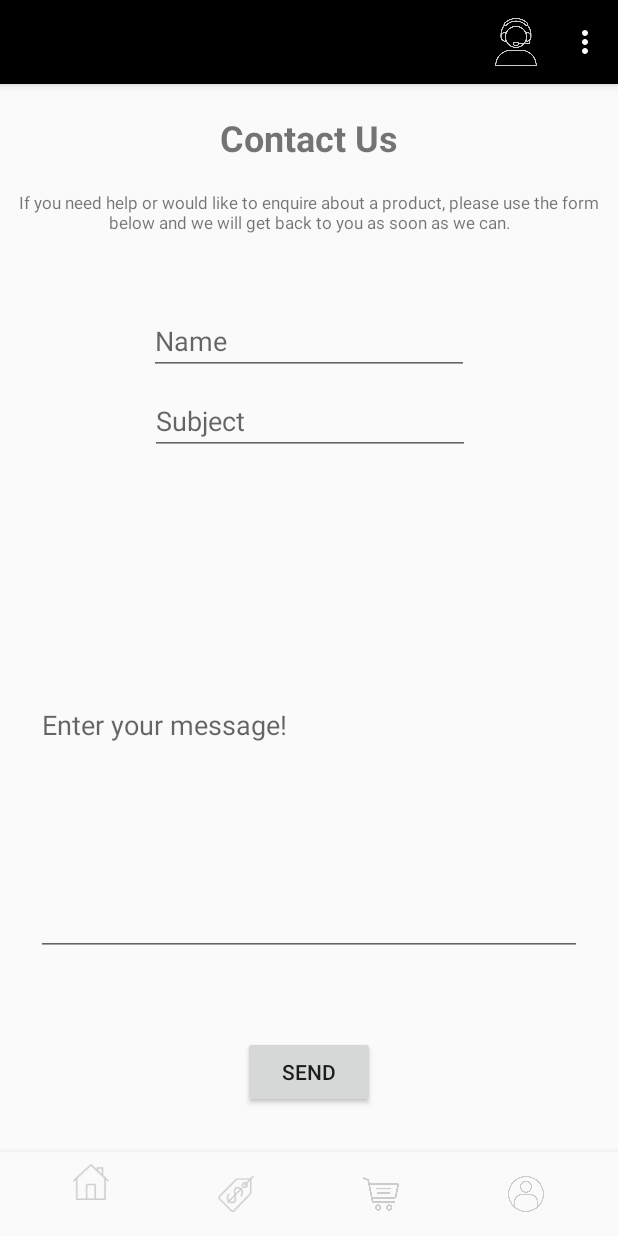
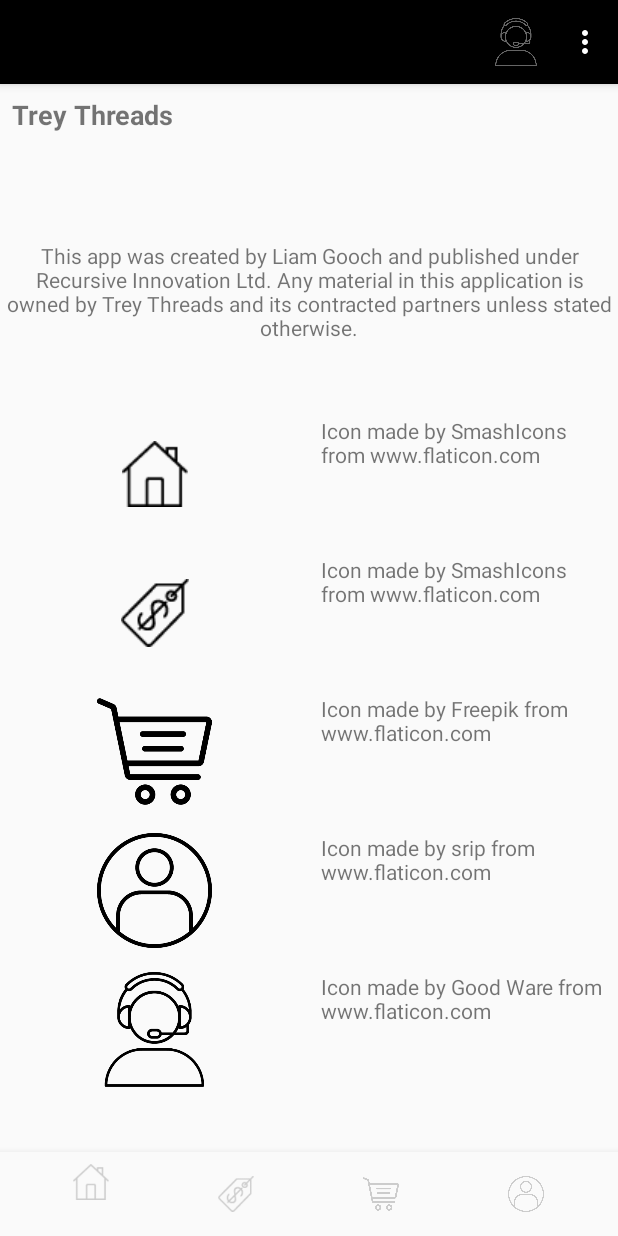
Before and after one commit to Goochy12/TreyThreadsAndroidNativeBNav, an Android app: the screen it shows after launch (Home), in the options menu, after a tap on "About", on a phone screen of 412 x 824 dp. Run offline under Robolectric (Android 15) with nearby library versions, the phone set to English and light mode, and no system bars; our stand-ins replace Firebase (no records; nobody signed in at launch, a user with empty details on screens opened directly), Picasso, Room's generated code; pictures from the network do not load.

Commit message:
added about fragment

```diff
--- a/app/src/main/java/au/com/scroogetech/treythreadsandroidnativebnav/Home.java
+++ b/app/src/main/java/au/com/scroogetech/treythreadsandroidnativebnav/Home.java
@@ -14,6 +14,7 @@
 import android.view.MenuInflater;
 import android.view.MenuItem;
 
+import au.com.scroogetech.treythreadsandroidnativebnav.fragments.AboutFragment;
 import au.com.scroogetech.treythreadsandroidnativebnav.fragments.CartFragment;
 import au.com.scroogetech.treythreadsandroidnativebnav.fragments.AccountFragment;
 import au.com.scroogetech.treythreadsandroidnativebnav.fragments.ContactFragment;
@@ -38,6 +39,8 @@
     private Fragment cartFrag = new CartFragment();
     private Fragment accountFrag = new AccountFragment();
     private Fragment contactFrag = new ContactFragment();
+    private Fragment aboutFrag = new AboutFragment();
+//    private Fragment settingsFrag = new SettingsFragment();
     private Fragment active;
 
 
@@ -169,6 +172,7 @@
             fragMan.beginTransaction().add(R.id.fragmentLayout, cartFrag).hide(cartFrag).commit();
             fragMan.beginTransaction().add(R.id.fragmentLayout, accountFrag).hide(accountFrag).commit();
             fragMan.beginTransaction().add(R.id.fragmentLayout, contactFrag).hide(contactFrag).commit();
+            fragMan.beginTransaction().add(R.id.fragmentLayout, aboutFrag).hide(aboutFrag).commit();
 
 
 //        }else {
@@ -209,8 +213,18 @@
 
                 return true;
             case R.id.navigation_settings:
+
                 return true;
             case R.id.navigation_about:
+                contactItem.setIcon(R.drawable.contact_clicked);
+                accountItem.setIcon(R.drawable.user_default);
+                homeItem.setIcon(R.drawable.homedefault);
+                storeItem.setIcon(R.drawable.storedefault);
+                cartItem.setIcon(R.drawable.cartdefault);
+
+                //load about fragment
+                fragMan.beginTransaction().hide(active).show(aboutFrag).commit();
+                active = aboutFrag;
                 return true;
             default:
                 return super.onOptionsItemSelected(item);
--- /dev/null
+++ b/app/src/main/java/au/com/scroogetech/treythreadsandroidnativebnav/fragments/AboutFragment.java
@@ -0,0 +1,32 @@
+package au.com.scroogetech.treythreadsandroidnativebnav.fragments;
+
+
+import android.os.Bundle;
+import android.support.v4.app.Fragment;
+import android.view.LayoutInflater;
+import android.view.View;
+import android.view.ViewGroup;
+
+import au.com.scroogetech.treythreadsandroidnativebnav.R;
+
+public class AboutFragment extends Fragment {
+
+
+    public AboutFragment() {
+        // Required empty public constructor
+    }
+
+    @Override
+    public void onCreate(Bundle savedInstanceState) {
+        super.onCreate(savedInstanceState);
+
+    }
+
+    @Override
+    public View onCreateView(LayoutInflater inflater, ViewGroup container,
+                             Bundle savedInstanceState) {
+        // Inflate the layout for this fragment
+        return inflater.inflate(R.layout.fragment_about, container, false);
+    }
+
+}
--- a/app/src/main/java/au/com/scroogetech/treythreadsandroidnativebnav/fragments/HomeFragment.java
+++ b/app/src/main/java/au/com/scroogetech/treythreadsandroidnativebnav/fragments/HomeFragment.java
@@ -30,11 +30,6 @@
     private RecyclerView homeRecycler;
     private RecyclerView.Adapter homeRecyclerAdapter;
     private RecyclerView.LayoutManager homeRecyclerLayoutManager;
-
-    private Parcelable recLayoutState;
-    private Bundle recBundle;
-    private static String LIST_STATE = "LIST_STATE";
-    private static String TAG = "LIST_STATE";
 
     private ArrayList<ArrayList<String>> homeItems = new ArrayList<>();
 
--- /dev/null
+++ b/app/src/main/res/layout/fragment_about.xml
@@ -0,0 +1,234 @@
+<?xml version="1.0" encoding="utf-8"?>
+<android.support.constraint.ConstraintLayout xmlns:android="http://schemas.android.com/apk/res/android"
+    xmlns:app="http://schemas.android.com/apk/res-auto"
+    xmlns:tools="http://schemas.android.com/tools"
+    android:layout_width="match_parent"
+    android:layout_height="match_parent"
+    tools:context=".fragments.AboutFragment">
+
+    <TextView
+        android:layout_width="0dp"
+        android:layout_height="0dp"
+        android:layout_marginStart="8dp"
+        android:layout_marginTop="8dp"
+        android:layout_marginEnd="8dp"
+        android:layout_marginBottom="8dp"
+        android:text="@string/app_name"
+        android:textSize="18sp"
+        android:textStyle="bold"
+        app:layout_constraintBottom_toTopOf="@+id/guideline22"
+        app:layout_constraintEnd_toEndOf="parent"
+        app:layout_constraintStart_toStartOf="parent"
+        app:layout_constraintTop_toTopOf="parent" />
+
+    <android.support.constraint.Guideline
+        android:id="@+id/guideline16"
+        android:layout_width="wrap_content"
+        android:layout_height="wrap_content"
+        android:orientation="vertical"
+        app:layout_constraintGuide_percent=".5" />
+
+    <android.support.constraint.Guideline
+        android:id="@+id/guideline17"
+        android:layout_width="wrap_content"
+        android:layout_height="wrap_content"
+        android:orientation="horizontal"
+        app:layout_constraintGuide_percent=".3" />
+
+    <android.support.constraint.Guideline
+        android:id="@+id/guideline18"
+        android:layout_width="wrap_content"
+        android:layout_height="wrap_content"
+        android:orientation="horizontal"
+        app:layout_constraintGuide_percent=".43" />
+
+    <android.support.constraint.Guideline
+        android:id="@+id/guideline19"
+        android:layout_width="wrap_content"
+        android:layout_height="wrap_content"
+        android:orientation="horizontal"
+        app:layout_constraintGuide_percent=".56" />
+
+    <android.support.constraint.Guideline
+        android:id="@+id/guideline20"
+        android:layout_width="wrap_content"
+        android:layout_height="wrap_content"
+        android:orientation="horizontal"
+        app:layout_constraintGuide_percent=".69" />
+
+    <android.support.constraint.Guideline
+        android:id="@+id/guideline21"
+        android:layout_width="wrap_content"
+        android:layout_height="wrap_content"
+        android:orientation="horizontal"
+        app:layout_constraintGuide_percent=".82" />
+
+    <android.support.constraint.Guideline
+        android:id="@+id/guideline22"
+        android:layout_width="wrap_content"
+        android:layout_height="wrap_content"
+        android:orientation="horizontal"
+        app:layout_constraintGuide_percent=".1" />
+
+    <TextView
+        android:id="@+id/textView"
+        android:layout_width="wrap_content"
+        android:layout_height="wrap_content"
+        android:layout_marginStart="8dp"
+        android:layout_marginEnd="8dp"
+        android:layout_marginBottom="8dp"
+        android:text="@string/about_statement"
+        android:textAlignment="center"
+        app:layout_constraintBottom_toTopOf="@+id/guideline17"
+        app:layout_constraintEnd_toEndOf="parent"
+        app:layout_constraintStart_toStartOf="parent"
+        app:layout_constraintTop_toTopOf="@+id/guideline22" />
+
+    <ImageView
+        android:id="@+id/imageView"
+        android:layout_width="wrap_content"
+        android:layout_height="wrap_content"
+        android:layout_marginStart="8dp"
+        android:layout_marginTop="8dp"
+        android:layout_marginEnd="8dp"
+        android:layout_marginBottom="8dp"
+        android:src="@drawable/homeclicked"
+        app:layout_constraintBottom_toTopOf="@+id/guideline18"
+        app:layout_constraintEnd_toStartOf="@+id/guideline16"
+        app:layout_constraintStart_toStartOf="parent"
+        app:layout_constraintTop_toTopOf="@+id/guideline17" />
+
+    <ImageView
+        android:id="@+id/imageView2"
+        android:layout_width="wrap_content"
+        android:layout_height="wrap_content"
+        android:layout_marginStart="8dp"
+        android:layout_marginTop="8dp"
+        android:layout_marginEnd="8dp"
+        android:layout_marginBottom="8dp"
+        android:src="@drawable/storeclicked"
+        app:layout_constraintBottom_toTopOf="@+id/guideline19"
+        app:layout_constraintEnd_toStartOf="@+id/guideline16"
+        app:layout_constraintStart_toStartOf="parent"
+        app:layout_constraintTop_toTopOf="@+id/guideline18" />
+
+    <ImageView
+        android:id="@+id/imageView3"
+        android:layout_width="0dp"
+        android:layout_height="0dp"
+        android:layout_marginStart="8dp"
+        android:layout_marginTop="8dp"
+        android:layout_marginEnd="8dp"
+        android:layout_marginBottom="8dp"
+        android:src="@drawable/cartclicked"
+        app:layout_constraintBottom_toTopOf="@+id/guideline20"
+        app:layout_constraintEnd_toStartOf="@+id/guideline16"
+        app:layout_constraintStart_toStartOf="parent"
+        app:layout_constraintTop_toTopOf="@+id/guideline19" />
+
+    <ImageView
+        android:id="@+id/imageView4"
+        android:layout_width="0dp"
+        android:layout_height="0dp"
+        android:layout_marginStart="8dp"
+        android:layout_marginTop="8dp"
+        android:layout_marginEnd="8dp"
+        android:layout_marginBottom="8dp"
+        android:src="@drawable/user_clicked"
+        app:layout_constraintBottom_toTopOf="@+id/guideline21"
+        app:layout_constraintEnd_toStartOf="@+id/guideline16"
+        app:layout_constraintStart_toStartOf="parent"
+        app:layout_constraintTop_toTopOf="@+id/guideline20" />
+
+    <ImageView
+        android:id="@+id/imageView5"
+        android:layout_width="0dp"
+        android:layout_height="0dp"
+        android:layout_marginStart="8dp"
+        android:layout_marginTop="8dp"
+        android:layout_marginEnd="8dp"
+        android:layout_marginBottom="8dp"
+        android:src="@drawable/contactclicked"
+        app:layout_constraintBottom_toTopOf="@+id/guideline23"
+        app:layout_constraintEnd_toStartOf="@+id/guideline16"
+        app:layout_constraintStart_toStartOf="parent"
+        app:layout_constraintTop_toTopOf="@+id/guideline21" />
+
+    <android.support.constraint.Guideline
+        android:id="@+id/guideline23"
+        android:layout_width="wrap_content"
+        android:layout_height="wrap_content"
+        android:orientation="horizontal"
+        app:layout_constraintGuide_percent=".95" />
+
+    <TextView
+        android:id="@+id/textView2"
+        android:layout_width="0dp"
+        android:layout_height="0dp"
+        android:layout_marginStart="8dp"
+        android:layout_marginTop="8dp"
+        android:layout_marginEnd="8dp"
+        android:layout_marginBottom="8dp"
+        android:text="Icon made by SmashIcons from www.flaticon.com"
+        app:layout_constraintBottom_toTopOf="@+id/guideline18"
+        app:layout_constraintEnd_toEndOf="parent"
+        app:layout_constraintStart_toStartOf="@+id/guideline16"
+        app:layout_constraintTop_toTopOf="@+id/guideline17" />
+
+    <TextView
+        android:id="@+id/textView3"
+        android:layout_width="0dp"
+        android:layout_height="0dp"
+        android:layout_marginStart="8dp"
+        android:layout_marginTop="8dp"
+        android:layout_marginEnd="8dp"
+        android:layout_marginBottom="8dp"
+        android:text="Icon made by SmashIcons from www.flaticon.com"
+        app:layout_constraintBottom_toTopOf="@+id/guideline19"
+        app:layout_constraintEnd_toEndOf="parent"
+        app:layout_constraintStart_toStartOf="@+id/guideline16"
+        app:layout_constraintTop_toTopOf="@+id/guideline18" />
+
+    <TextView
+        android:id="@+id/textView4"
+        android:layout_width="0dp"
+        android:layout_height="0dp"
+        android:layout_marginStart="8dp"
+        android:layout_marginTop="8dp"
+        android:layout_marginEnd="8dp"
+        android:layout_marginBottom="8dp"
+        android:text="Icon made by Freepik from www.flaticon.com"
+        app:layout_constraintBottom_toTopOf="@+id/guideline20"
+        app:layout_constraintEnd_toEndOf="parent"
+        app:layout_constraintStart_toStartOf="@+id/guideline16"
+        app:layout_constraintTop_toTopOf="@+id/guideline19" />
+
+    <TextView
+        android:id="@+id/textView5"
+        android:layout_width="0dp"
+        android:layout_height="0dp"
+        android:layout_marginStart="8dp"
+        android:layout_marginTop="8dp"
+        android:layout_marginEnd="8dp"
+        android:layout_marginBottom="8dp"
+        android:text="Icon made by srip from www.flaticon.com"
+        app:layout_constraintBottom_toTopOf="@+id/guideline21"
+        app:layout_constraintEnd_toEndOf="parent"
+        app:layout_constraintStart_toStartOf="@+id/guideline16"
+        app:layout_constraintTop_toTopOf="@+id/guideline20" />
+
+    <TextView
+        android:id="@+id/textView6"
+        android:layout_width="0dp"
+        android:layout_height="0dp"
+        android:layout_marginStart="8dp"
+        android:layout_marginTop="8dp"
+        android:layout_marginEnd="8dp"
+        android:layout_marginBottom="8dp"
+        android:text="Icon made by Good Ware from www.flaticon.com"
+        app:layout_constraintBottom_toTopOf="@+id/guideline23"
+        app:layout_constraintEnd_toEndOf="parent"
+        app:layout_constraintStart_toStartOf="@+id/guideline16"
+        app:layout_constraintTop_toTopOf="@+id/guideline21" />
+
+</android.support.constraint.ConstraintLayout>
--- a/app/src/main/res/values/strings.xml
+++ b/app/src/main/res/values/strings.xml
@@ -23,5 +23,6 @@
     <string name="accounts_coming_soon">Accounts Coming Soon!</string>
     <string name="settings">Settings</string>
     <string name="about">About</string>
+    <string name="about_statement">This app was created by Liam Gooch and published under Recursive Innovation Ltd. Any material in this application is owned by Trey Threads and its contracted partners unless stated otherwise.</string>
 
 </resources>
```
Also changed, not shown: app/src/main/assets/realstockDB.db (deleted).
